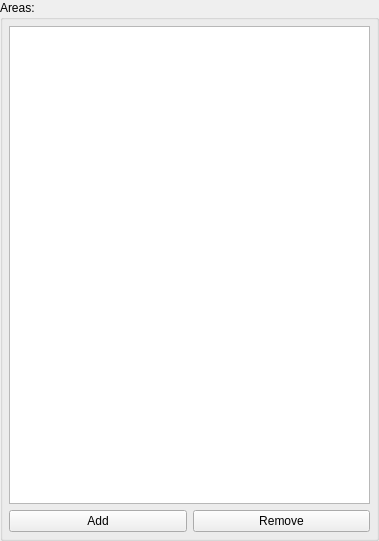
Old version of the form ui/widget_areas.ui in the repository jwjulien/inventory.
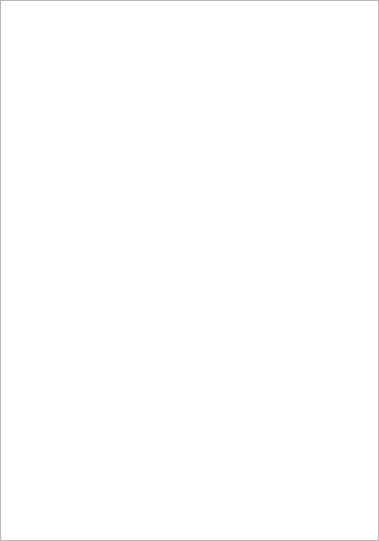
New version of the form.

Patch:
```diff
--- a/ui/widget_areas.ui
+++ b/ui/widget_areas.ui
@@ -13,36 +13,18 @@
   <property name="windowTitle">
    <string>Form</string>
   </property>
-  <layout class="QVBoxLayout" name="verticalLayout_2">
-   <property name="leftMargin">
-    <number>0</number>
-   </property>
-   <property name="topMargin">
-    <number>0</number>
-   </property>
-   <property name="rightMargin">
-    <number>0</number>
-   </property>
-   <property name="bottomMargin">
-    <number>0</number>
-   </property>
-   <item>
-    <widget class="QGroupBox" name="group">
-     <property name="title">
-      <string>Areas:</string>
-     </property>
      <layout class="QVBoxLayout" name="verticalLayout">
       <property name="leftMargin">
-       <number>6</number>
+    <number>0</number>
       </property>
       <property name="topMargin">
-       <number>6</number>
+    <number>0</number>
       </property>
       <property name="rightMargin">
-       <number>6</number>
+    <number>0</number>
       </property>
       <property name="bottomMargin">
-       <number>6</number>
+    <number>0</number>
       </property>
       <item>
        <widget class="QListWidget" name="areas">
@@ -58,27 +40,6 @@
         <property name="alternatingRowColors">
          <bool>true</bool>
         </property>
-       </widget>
-      </item>
-      <item>
-       <layout class="QHBoxLayout" name="horizontalLayout">
-        <item>
-         <widget class="QPushButton" name="add">
-          <property name="text">
-           <string>Add</string>
-          </property>
-         </widget>
-        </item>
-        <item>
-         <widget class="QPushButton" name="remove">
-          <property name="text">
-           <string>Remove</string>
-          </property>
-         </widget>
-        </item>
-       </layout>
-      </item>
-     </layout>
     </widget>
    </item>
   </layout>
```
Lines whose indentation alone changed are shown as unchanged.
